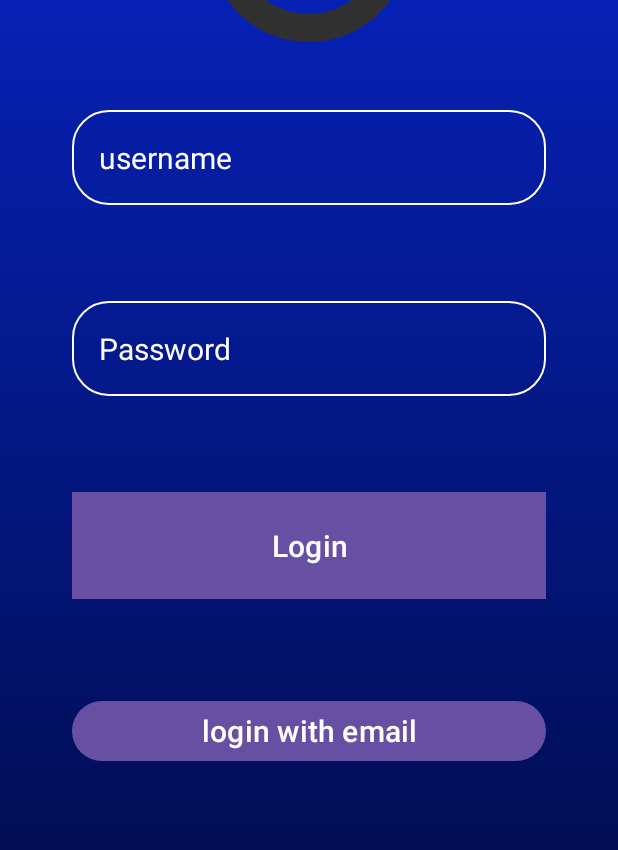
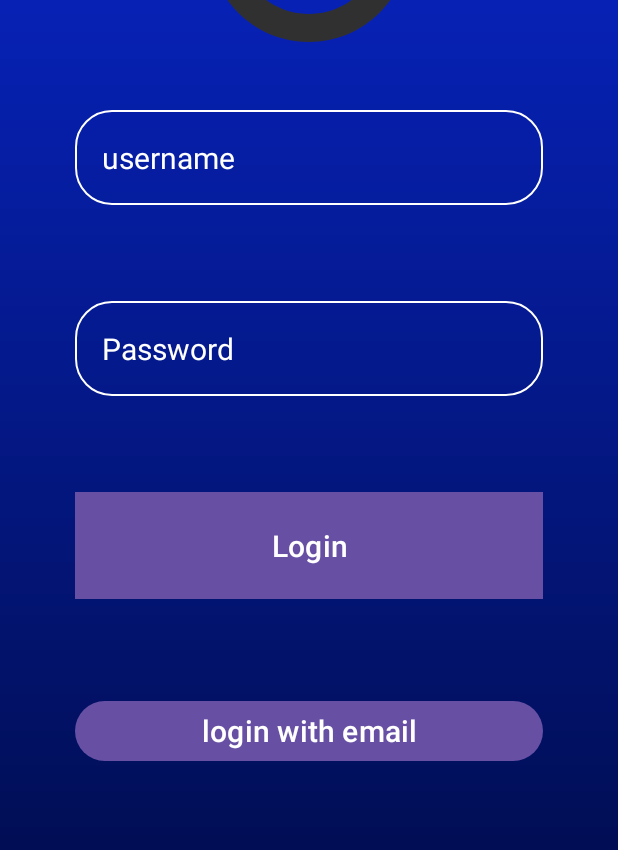
Before and after one commit to saifu5121/LoginApp, an Android app: the layout activity_main.xml on its own in the app's theme, with its tools: preview values and no code run, on a phone screen of 412 x 824 dp. Shown: the part 299-1149 px from the top of the screen. Run offline under Robolectric (Android 15) with nearby library versions, the phone set to English and light mode, and no system bars.

Commit message:
change in main activity layout from 16dp to 18dp

```diff
--- a/app/src/main/res/layout/activity_main.xml
+++ b/app/src/main/res/layout/activity_main.xml
@@ -7,7 +7,7 @@
     android:layout_height="match_parent"
     android:background="@drawable/login_background"
     android:gravity="center"
-    android:padding="16dp"
+    android:padding="18dp"
     tools:context=".MainActivity">
 
     <LinearLayout
```
